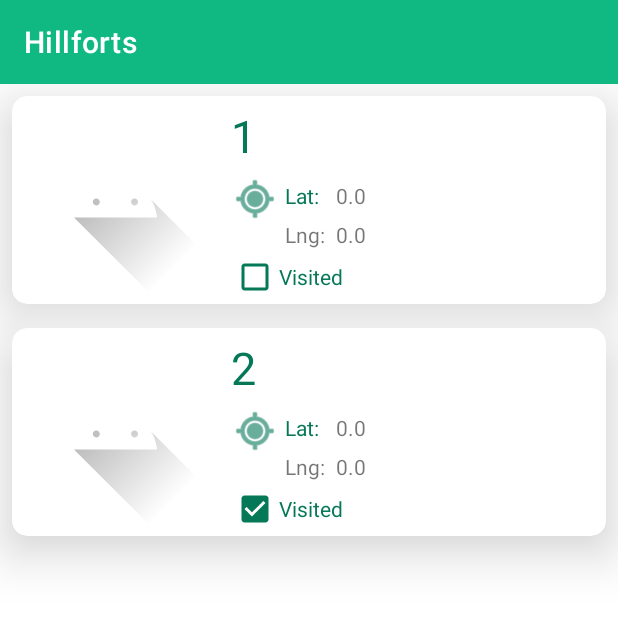
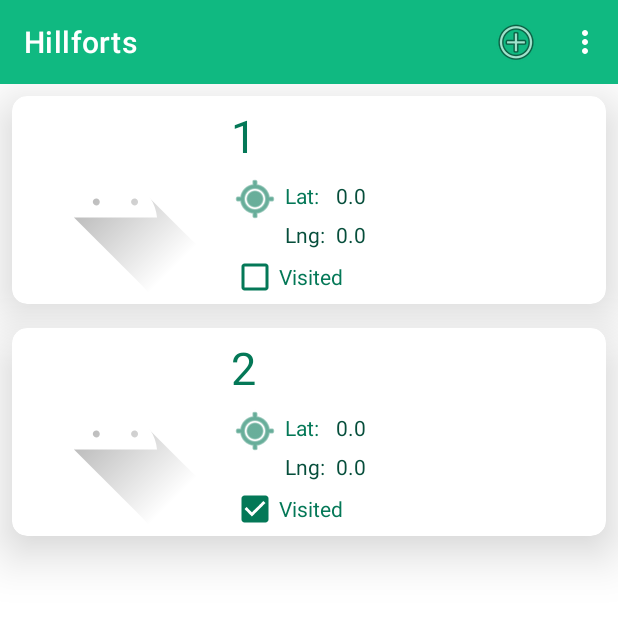
Before and after one commit to Mushroomator/Hillforts, an Android app: the HillfordListView screen opened directly, with no data from a screen before it, on a phone screen of 412 x 824 dp, the top half of it. Run offline under Robolectric (Android 15) with nearby library versions, the phone set to English and light mode, and no system bars.

Commit message:
added menu for hillford list and designed it to go with the theme.

```diff
--- a/app/src/main/java/de/tp/hillforts/views/hillfordList/HillfordListView.kt
+++ b/app/src/main/java/de/tp/hillforts/views/hillfordList/HillfordListView.kt
@@ -2,6 +2,8 @@ package de.tp.hillforts.views.hillfordList
 
 import androidx.appcompat.app.AppCompatActivity
 import android.os.Bundle
+import android.view.Menu
+import android.view.MenuItem
 import androidx.recyclerview.widget.LinearLayoutManager
 import de.tp.hillforts.R
 import de.tp.hillforts.models.HillfortModel
@@ -44,4 +46,18 @@ class HillfordListView : BaseView(), HillfordListener {
     rvHillforts.adapter = HillfortAdapter(hillforts, this)
     rvHillforts.adapter?.notifyDataSetChanged()
   }
+
+  override fun onOptionsItemSelected(item: MenuItem): Boolean {
+    when(item.itemId){
+      R.id.itemAdd -> presenter.doAddHillfort()
+      R.id.itemLogout -> presenter.doLogout()
+    }
+    return super.onOptionsItemSelected(item)
+  }
+
+  override fun onCreateOptionsMenu(menu: Menu?): Boolean {
+    menuInflater.inflate(R.menu.menu_list_view, menu)
+    return super.onCreateOptionsMenu(menu)
+  }
+
 }
--- a/app/src/main/java/de/tp/hillforts/views/login/LoginView.kt
+++ b/app/src/main/java/de/tp/hillforts/views/login/LoginView.kt
@@ -1,7 +1,8 @@
 package de.tp.hillforts.views.login
 
-import androidx.appcompat.app.AppCompatActivity
 import android.os.Bundle
+import android.view.Menu
+import android.view.MenuItem
 import de.tp.hillforts.R
 import de.tp.hillforts.views.BaseView
 import kotlinx.android.synthetic.main.login_view_portrait.*
--- a/app/src/main/res/layout/hillford_list_view_portrait.xml
+++ b/app/src/main/res/layout/hillford_list_view_portrait.xml
@@ -23,6 +23,7 @@
             android:layout_width="match_parent"
             android:layout_height="wrap_content"
             app:titleTextColor="@color/white" />
+
     </com.google.android.material.appbar.AppBarLayout>
 
     <androidx.recyclerview.widget.RecyclerView
--- /dev/null
+++ b/app/src/main/res/menu/menu_list_view.xml
@@ -0,0 +1,15 @@
+<?xml version="1.0" encoding="utf-8"?>
+<menu xmlns:app="http://schemas.android.com/apk/res-auto"
+    xmlns:android="http://schemas.android.com/apk/res/android">
+
+    <item
+        android:id="@+id/itemAdd"
+        android:icon="@android:drawable/ic_menu_add"
+        android:title="@string/menu_add"
+        app:showAsAction="ifRoom" />
+    <item
+        android:id="@+id/itemLogout"
+        android:title="@string/menu_logout"
+        android:visible="true"
+        app:showAsAction="never|withText" />
+</menu>
--- a/app/src/main/res/values/strings.xml
+++ b/app/src/main/res/values/strings.xml
@@ -10,6 +10,8 @@
     <string name="password">Password</string>
 
     <!-- Hillfort List View -->
+    <string name="menu_add">Add</string>
+    <string name="menu_logout">Logout</string>
     <string name="title_hillfort_list_view">All Hillforts</string>
     <string name="lat">Lat:</string>
     <string name="lng">Lng:</string>
--- a/app/src/main/res/values/themes.xml
+++ b/app/src/main/res/values/themes.xml
@@ -5,6 +5,8 @@
         <item name="colorPrimary">@color/green_500</item>
         <item name="colorPrimaryVariant">@color/green_700</item>
         <item name="colorOnPrimary">@color/white</item>
+        <!-- Color of text in dropdown -->
+        <item name="android:textColor">@color/green_900</item>
         <!-- Secondary brand color.
         <item name="colorSecondary">@color/teal_200</item>
         <item name="colorSecondaryVariant">@color/teal_700</item>
@@ -13,4 +15,9 @@
         <item name="android:statusBarColor" tools:targetApi="l">?attr/colorPrimaryVariant</item>
         <!-- Customize your theme here. -->
     </style>
+
+    <!-- Style popup menu
+    <style name="customPopupMenu" parent="Theme.MaterialComponents.DayNight.NoActionBar">
+        <item name="android:textColor">@color/green_900</item>
+    </style> -->
 </resources>
```
Also changed, not shown: app/src/main/java/de/tp/hillforts/views/hillfordList/HillfordListPresenter.kt (+19 -0 lines), app/src/main/java/de/tp/hillforts/views/login/LoginPresenter.kt (+12 -0 lines).
